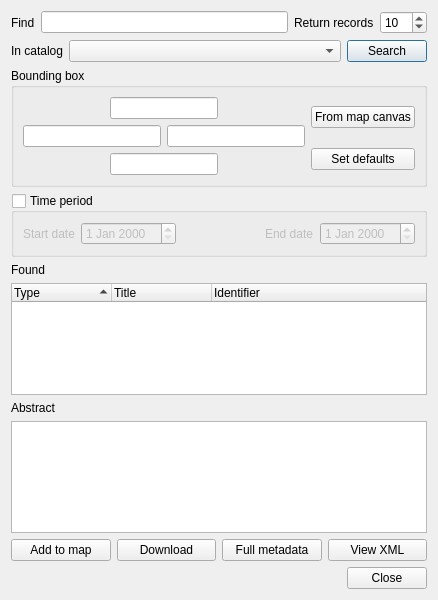
First picture: the form in cswsearchdialogbase.ui, repository nextgis/qgis_cswclient, before the edit.
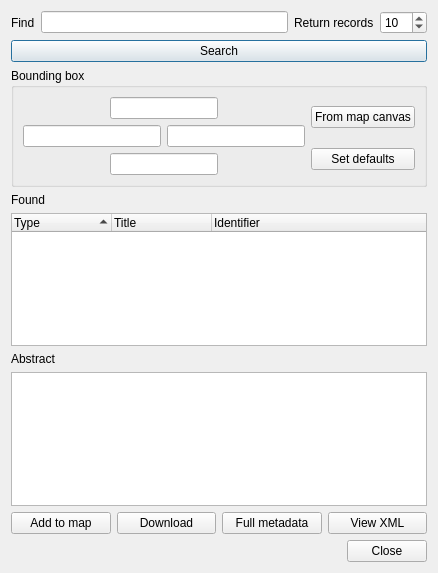
Second picture: the form after the edit.

Commit message: GUI cleanup (main and search dialogs) fix error with renaming existing connection activate first connection after adding default servers add new servers and remove obsolete from list of the default servers

Diff of the .ui file:
```diff
--- a/cswsearchdialogbase.ui
+++ b/cswsearchdialogbase.ui
@@ -7,7 +7,7 @@
     <x>0</x>
     <y>0</y>
     <width>438</width>
-    <height>600</height>
+    <height>573</height>
    </rect>
   </property>
   <property name="windowTitle">
@@ -46,32 +46,11 @@
     </layout>
    </item>
    <item>
-    <layout class="QHBoxLayout" name="horizontalLayout_2">
-     <item>
-      <widget class="QLabel" name="label_2">
-       <property name="text">
-        <string>In catalog</string>
-       </property>
-      </widget>
-     </item>
-     <item>
-      <widget class="QComboBox" name="cmbCatalogs">
-       <property name="sizePolicy">
-        <sizepolicy hsizetype="Expanding" vsizetype="Fixed">
-         <horstretch>0</horstretch>
-         <verstretch>0</verstretch>
-        </sizepolicy>
-       </property>
-      </widget>
-     </item>
-     <item>
-      <widget class="QPushButton" name="btnSearch">
-       <property name="text">
-        <string>Search</string>
-       </property>
-      </widget>
-     </item>
-    </layout>
+    <widget class="QPushButton" name="btnSearch">
+     <property name="text">
+      <string>Search</string>
+     </property>
+    </widget>
    </item>
    <item>
     <widget class="QGroupBox" name="groupBox">
@@ -95,7 +74,11 @@
          </spacer>
         </item>
         <item row="0" column="1" colspan="2">
-         <widget class="QLineEdit" name="leNorth"/>
+         <widget class="QLineEdit" name="leNorth">
+          <property name="alignment">
+           <set>Qt::AlignCenter</set>
+          </property>
+         </widget>
         </item>
         <item row="0" column="3">
          <spacer name="horizontalSpacer_2">
@@ -111,10 +94,18 @@
          </spacer>
         </item>
         <item row="1" column="0" colspan="2">
-         <widget class="QLineEdit" name="leWest"/>
+         <widget class="QLineEdit" name="leWest">
+          <property name="alignment">
+           <set>Qt::AlignCenter</set>
+          </property>
+         </widget>
         </item>
         <item row="1" column="2" colspan="2">
-         <widget class="QLineEdit" name="leEast"/>
+         <widget class="QLineEdit" name="leEast">
+          <property name="alignment">
+           <set>Qt::AlignCenter</set>
+          </property>
+         </widget>
         </item>
         <item row="2" column="0">
          <spacer name="horizontalSpacer_3">
@@ -130,7 +121,11 @@
          </spacer>
         </item>
         <item row="2" column="1" colspan="2">
-         <widget class="QLineEdit" name="leSouth"/>
+         <widget class="QLineEdit" name="leSouth">
+          <property name="alignment">
+           <set>Qt::AlignCenter</set>
+          </property>
+         </widget>
         </item>
         <item row="2" column="3">
          <spacer name="horizontalSpacer_4">
@@ -147,13 +142,6 @@
         </item>
        </layout>
       </item>
-      <item row="0" column="1">
-       <widget class="QPushButton" name="btnCanvasBbox">
-        <property name="text">
-         <string>From map canvas</string>
-        </property>
-       </widget>
-      </item>
       <item row="1" column="1">
        <widget class="QPushButton" name="btnDefaultBbox">
         <property name="text">
@@ -161,54 +149,13 @@
         </property>
        </widget>
       </item>
-     </layout>
-    </widget>
-   </item>
-   <item>
-    <widget class="QGroupBox" name="gbTimePeriod">
-     <property name="title">
-      <string>Time period</string>
-     </property>
-     <property name="checkable">
-      <bool>true</bool>
-     </property>
-     <property name="checked">
-      <bool>false</bool>
-     </property>
-     <layout class="QHBoxLayout" name="horizontalLayout_3">
-      <item>
-       <widget class="QLabel" name="label_3">
+      <item row="0" column="1">
+       <widget class="QPushButton" name="btnCanvasBbox">
         <property name="text">
-         <string>Start date</string>
+         <string>From map canvas</string>
         </property>
        </widget>
       </item>
-      <item>
-       <widget class="QDateEdit" name="dtStartDate"/>
-      </item>
-      <item>
-       <spacer name="horizontalSpacer_5">
-        <property name="orientation">
-         <enum>Qt::Horizontal</enum>
-        </property>
-        <property name="sizeHint" stdset="0">
-         <size>
-          <width>40</width>
-          <height>20</height>
-         </size>
-        </property>
-       </spacer>
-      </item>
-      <item>
-       <widget class="QLabel" name="label_4">
-        <property name="text">
-         <string>End date</string>
-        </property>
-       </widget>
-      </item>
-      <item>
-       <widget class="QDateEdit" name="dtEndDate"/>
-      </item>
      </layout>
     </widget>
    </item>
@@ -223,6 +170,9 @@
      </item>
      <item row="1" column="0" colspan="4">
       <widget class="QTreeWidget" name="treeRecords">
+       <property name="editTriggers">
+        <set>QAbstractItemView::NoEditTriggers</set>
+       </property>
        <property name="alternatingRowColors">
         <bool>true</bool>
        </property>
@@ -238,6 +188,12 @@
        <property name="allColumnsShowFocus">
         <bool>true</bool>
        </property>
+       <attribute name="headerStretchLastSection">
+        <bool>true</bool>
+       </attribute>
+       <attribute name="headerStretchLastSection">
+        <bool>true</bool>
+       </attribute>
        <column>
         <property name="text">
          <string>Type</string>
```
The commit also changes 10 other files.
